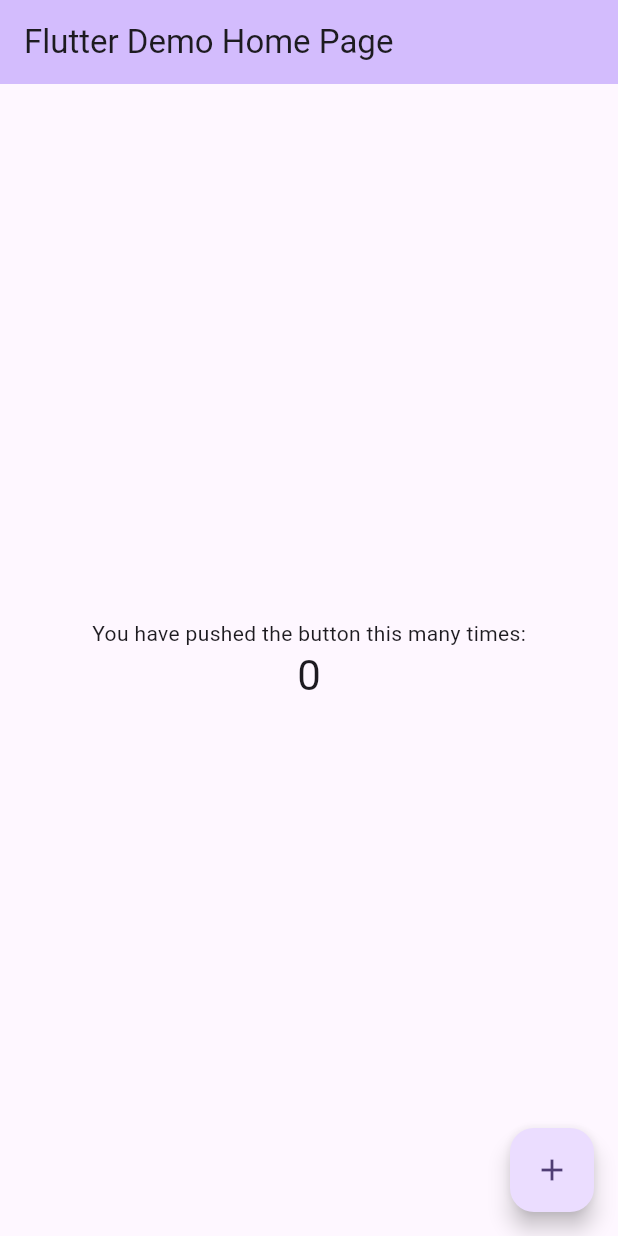
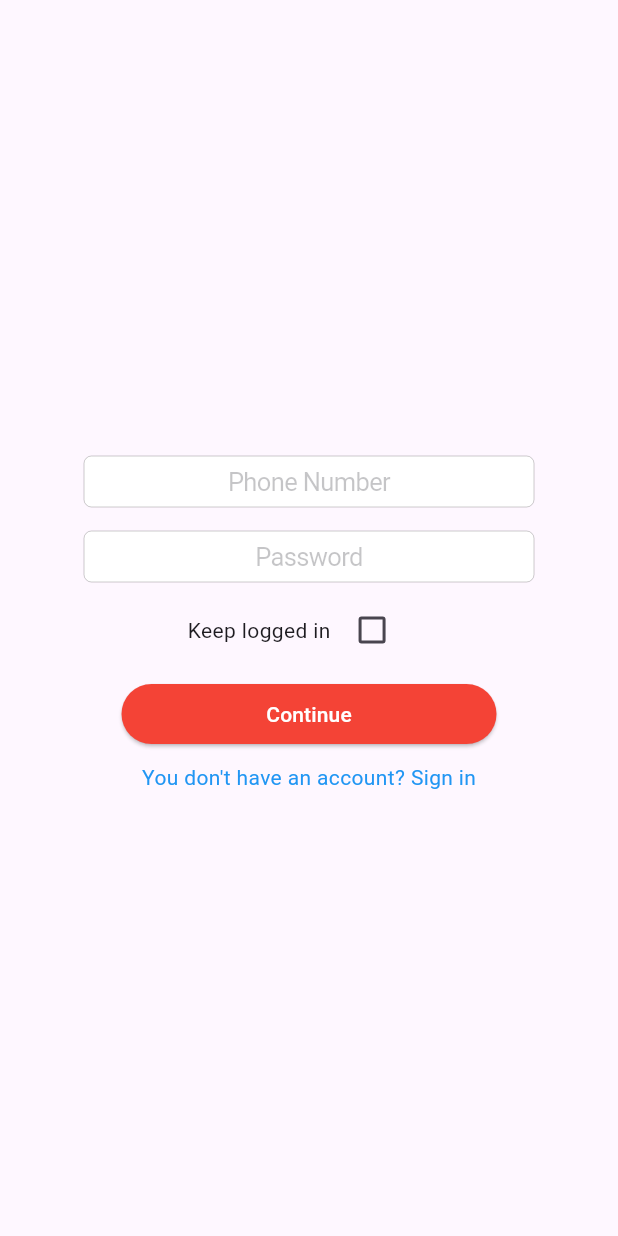
Before and after one commit to CSH2315/SafeSync_Frontend, a Flutter app: the screen it shows after launch, on a phone screen of 412 x 824 dp. Run offline on Flutter 3.47's test engine with Material 3 defaults, Android fonts, the phone set to English and light mode, and no system bars.

Commit message:
로그인 UI  구현

```diff
--- a/safesync_frontend/lib/login.dart
+++ b/safesync_frontend/lib/login.dart
@@ -0,0 +1,118 @@
+import 'package:flutter/material.dart';
+import 'package:flutter/cupertino.dart';
+
+void main() {
+  runApp(LoginApp());
+}
+
+// 로그인 페이지
+class LoginApp extends StatelessWidget {
+  @override
+  Widget build(BuildContext context) {
+    return MaterialApp(
+      title: 'Login Demo',
+      home: LoginPage(),
+    );
+  }
+}
+
+class LoginPage extends StatefulWidget {
+  @override
+  _LoginPageState createState() => _LoginPageState();
+}
+
+class _LoginPageState extends State<LoginPage> {
+  // 아이디, 비밀번호 정보
+  TextEditingController _phoneNumberController = TextEditingController();
+  TextEditingController _passwordController = TextEditingController();
+  // keep logged in 여부
+  bool _keepLoggedIn = false;
+
+  @override
+  Widget build(BuildContext context) {
+    return Scaffold(
+      body: Center(
+        child: Padding(
+          padding: const EdgeInsets.all(8.0),
+          child: Column(
+            mainAxisAlignment: MainAxisAlignment.center,
+            children: <Widget>[
+              // 휴대전화 번호 입력 텍스트필드
+              Padding(
+                padding: const EdgeInsets.all(8.0),
+                child: SizedBox(
+                  width: 300,
+                  child: CupertinoTextField(
+                    controller: _phoneNumberController,
+                    placeholder: 'Phone Number',
+                    textAlign: TextAlign.center,
+                  ),
+                ),
+              ),
+              // 비밀번호 입력 텍스트필드
+              Padding(
+                padding: const EdgeInsets.all(8.0),
+                child: SizedBox(
+                  width: 300,
+                  child: CupertinoTextField(
+                    controller: _passwordController,
+                    placeholder: 'Password',
+                    textAlign: TextAlign.center,
+                    obscureText: true,
+                  ),
+                ),
+              ),
+              // Checkbox asking whether to 'Keep logged in'
+              SizedBox(
+                width: 300,
+                child: Row(
+                  mainAxisAlignment: MainAxisAlignment.center,
+                  children: [
+                    Text(
+                      'Keep logged in ',
+                    ),
+                    Checkbox(
+                      value: _keepLoggedIn,
+                      onChanged: (bool? value) {
+                        setState(() {
+                          _keepLoggedIn = value ?? false;
+                        });
+                      },
+                    ),
+                    Text('    '),
+                  ],
+                ),
+              ),
+              // 로그인 버튼
+              Padding(
+                padding: const EdgeInsets.all(8.0),
+                child: SizedBox(
+                  width: 250,
+                  child: ElevatedButton(
+                    onPressed: () {},
+                    child: Text('Continue'),
+                    style: ButtonStyle(
+                      backgroundColor:
+                          MaterialStateProperty.all<Color>(Colors.red), // 버튼의 배경색을 빨간색으로 변경
+                      foregroundColor: MaterialStateProperty.all<Color>(Colors.white), // 버튼의 글자색을 하얀색으로 변경
+                    ),
+                  ),
+                ),
+              ),
+              // 회원가입 텍스트
+              GestureDetector(
+                onTap: () {
+                  // TODO: 회원가입 페이지로 이동하는 로직 추가
+                },
+                child: Text(
+                  "You don't have an account? Sign in",
+                  style: TextStyle(color: Colors.blue),
+                ),
+              ),
+            ],
+          ),
+        ),
+      ),
+    );
+  }
+}
--- a/safesync_frontend/lib/main.dart
+++ b/safesync_frontend/lib/main.dart
@@ -1,4 +1,26 @@
 import 'package:flutter/material.dart';
+
+import 'package:flutter/material.dart';
+import 'package:safesync_frontend/login.dart';
+
+void main() {
+  runApp(MyApp());
+}
+
+class MyApp extends StatelessWidget {
+  @override
+  Widget build(BuildContext context) {
+    return MaterialApp(
+      title: 'Your App',
+      theme: ThemeData(
+        primarySwatch: Colors.blue,
+      ),
+      home: LoginPage(), // 여기서 LoginPage 위젯을 호출하여 첫 화면으로 설정
+    );
+  }
+}
+
+/*
 
 void main() {
   runApp(const MyApp());
@@ -123,3 +145,4 @@
     );
   }
 }
+*/
```
Also changed, not shown: safesync_frontend/lib/signup.dart (added).
